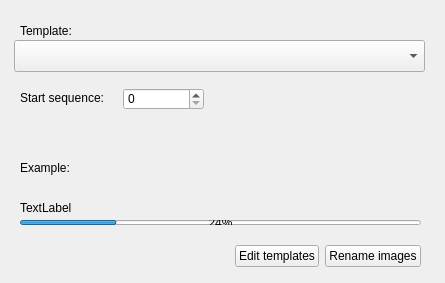
Old version of the form Dialogs/renamefiledlg.ui in the repository towhee/Winnow64.
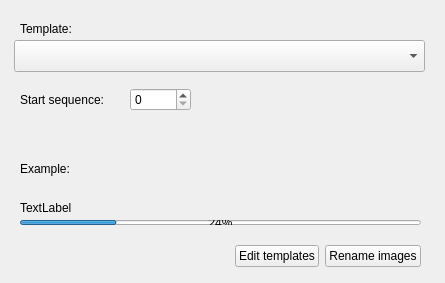
New version of the form.

Commit message: Tweaked renamedlg for windows

What changed in the file:
```diff
--- a/Dialogs/renamefiledlg.ui
+++ b/Dialogs/renamefiledlg.ui
@@ -86,7 +86,7 @@
    <property name="geometry">
     <rect>
      <x>20</x>
-     <y>20</y>
+     <y>18</y>
      <width>71</width>
      <height>21</height>
     </rect>
@@ -114,32 +114,6 @@
     <string/>
    </property>
   </widget>
-  <widget class="QSpinBox" name="spinBoxStartNumber">
-   <property name="geometry">
-    <rect>
-     <x>123</x>
-     <y>88</y>
-     <width>81</width>
-     <height>22</height>
-    </rect>
-   </property>
-   <property name="maximum">
-    <number>99999</number>
-   </property>
-  </widget>
-  <widget class="QLabel" name="startSeqLabel">
-   <property name="geometry">
-    <rect>
-     <x>20</x>
-     <y>90</y>
-     <width>101</width>
-     <height>16</height>
-    </rect>
-   </property>
-   <property name="text">
-    <string>Start sequence:      </string>
-   </property>
-  </widget>
   <widget class="QLabel" name="existingSequenceLabel">
    <property name="geometry">
     <rect>
@@ -168,32 +142,6 @@
     <string/>
    </property>
   </widget>
-  <widget class="QLabel" name="label">
-   <property name="geometry">
-    <rect>
-     <x>20</x>
-     <y>160</y>
-     <width>58</width>
-     <height>16</height>
-    </rect>
-   </property>
-   <property name="text">
-    <string>Example:     </string>
-   </property>
-  </widget>
-  <widget class="QLabel" name="exampleLbl">
-   <property name="geometry">
-    <rect>
-     <x>80</x>
-     <y>158</y>
-     <width>341</width>
-     <height>20</height>
-    </rect>
-   </property>
-   <property name="text">
-    <string/>
-   </property>
-  </widget>
   <widget class="QProgressBar" name="progressBar">
    <property name="geometry">
     <rect>
@@ -220,6 +168,93 @@
     <string>TextLabel</string>
    </property>
   </widget>
+  <widget class="QWidget" name="">
+   <property name="geometry">
+    <rect>
+     <x>20</x>
+     <y>88</y>
+     <width>171</width>
+     <height>23</height>
+    </rect>
+   </property>
+   <layout class="QHBoxLayout" name="horizontalLayout_2">
+    <item>
+     <widget class="QLabel" name="startSeqLabel">
+      <property name="text">
+       <string>Start sequence:</string>
+      </property>
+     </widget>
+    </item>
+    <item>
+     <spacer name="horizontalSpacer_2">
+      <property name="orientation">
+       <enum>Qt::Horizontal</enum>
+      </property>
+      <property name="sizeHint" stdset="0">
+       <size>
+        <width>10</width>
+        <height>20</height>
+       </size>
+      </property>
+     </spacer>
+    </item>
+    <item>
+     <widget class="QSpinBox" name="spinBoxStartNumber">
+      <property name="maximum">
+       <number>99999</number>
+      </property>
+     </widget>
+    </item>
+   </layout>
+  </widget>
+  <widget class="QWidget" name="">
+   <property name="geometry">
+    <rect>
+     <x>20</x>
+     <y>158</y>
+     <width>401</width>
+     <height>22</height>
+    </rect>
+   </property>
+   <layout class="QHBoxLayout" name="horizontalLayout_3">
+    <item>
+     <widget class="QLabel" name="label">
+      <property name="sizePolicy">
+       <sizepolicy hsizetype="Fixed" vsizetype="Preferred">
+        <horstretch>0</horstretch>
+        <verstretch>0</verstretch>
+       </sizepolicy>
+      </property>
+      <property name="text">
+       <string>Example:</string>
+      </property>
+     </widget>
+    </item>
+    <item>
+     <spacer name="horizontalSpacer_3">
+      <property name="orientation">
+       <enum>Qt::Horizontal</enum>
+      </property>
+      <property name="sizeType">
+       <enum>QSizePolicy::Maximum</enum>
+      </property>
+      <property name="sizeHint" stdset="0">
+       <size>
+        <width>10</width>
+        <height>20</height>
+       </size>
+      </property>
+     </spacer>
+    </item>
+    <item>
+     <widget class="QLabel" name="exampleLbl">
+      <property name="text">
+       <string/>
+      </property>
+     </widget>
+    </item>
+   </layout>
+  </widget>
  </widget>
  <resources/>
  <connections/>
```
The commit also changes 2 other files.
